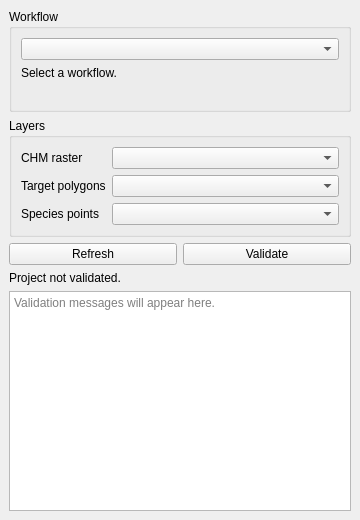
Above: forest_labeler_dockwidget_base.ui from sticholas/forestlabeler before the change. Below: the same form after it.
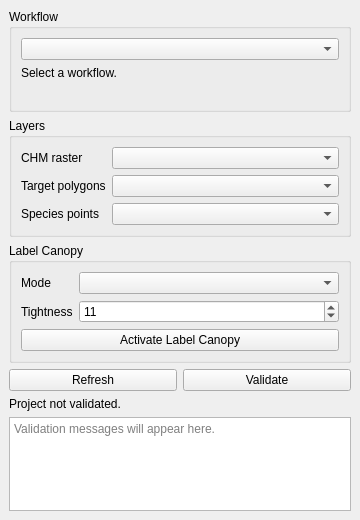
That is the form after the change.

Commit message: feat: add label canopy map tool

```diff
--- a/forest_labeler_dockwidget_base.ui
+++ b/forest_labeler_dockwidget_base.ui
@@ -86,6 +86,56 @@
       </layout>
      </widget>
     </item>
+    <item>
+     <widget class="QGroupBox" name="labelCanopyGroupBox">
+      <property name="title">
+       <string>Label Canopy</string>
+      </property>
+      <layout class="QVBoxLayout" name="labelCanopyLayout">
+       <item>
+        <layout class="QFormLayout" name="labelCanopyFormLayout">
+         <item row="0" column="0">
+          <widget class="QLabel" name="canopyModeLabel">
+           <property name="text">
+            <string>Mode</string>
+           </property>
+          </widget>
+         </item>
+         <item row="0" column="1">
+          <widget class="QComboBox" name="canopyModeComboBox"/>
+         </item>
+         <item row="1" column="0">
+          <widget class="QLabel" name="crownTightnessLabel">
+           <property name="text">
+            <string>Tightness</string>
+           </property>
+          </widget>
+         </item>
+         <item row="1" column="1">
+          <widget class="QSpinBox" name="crownTightnessSpinBox">
+           <property name="minimum">
+            <number>1</number>
+           </property>
+           <property name="maximum">
+            <number>21</number>
+           </property>
+           <property name="value">
+            <number>11</number>
+           </property>
+          </widget>
+         </item>
+        </layout>
+       </item>
+       <item>
+        <widget class="QPushButton" name="activateLabelingButton">
+         <property name="text">
+          <string>Activate Label Canopy</string>
+         </property>
+        </widget>
+       </item>
+      </layout>
+     </widget>
+    </item>
     <item>
      <layout class="QHBoxLayout" name="buttonLayout">
       <item>
```
The commit also changes 4 other files.
